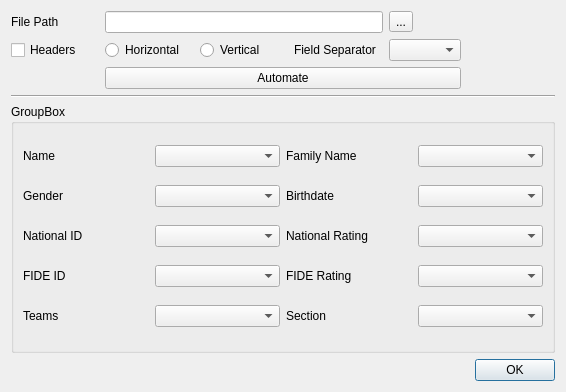
This is src/forms/addgroupdialog.ui in SunWithIssues/ChessFerret as Qt 5 draws it before an edit. The edited form follows.
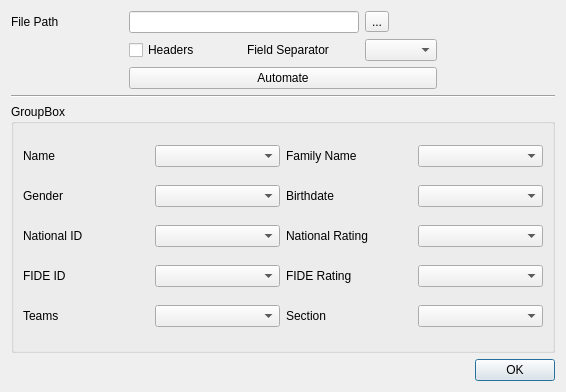
This is the edited form.

Diff of the .ui file:
```diff
--- a/src/forms/addgroupdialog.ui
+++ b/src/forms/addgroupdialog.ui
@@ -25,53 +25,18 @@
     </widget>
    </item>
    <item row="0" column="0">
-    <layout class="QGridLayout" name="gridLayout" columnstretch="0,0,0,0,0,0" columnminimumwidth="0,0,0,0,0,0">
-     <item row="1" column="3">
+    <layout class="QGridLayout" name="gridLayout" columnstretch="0,0,0,0,0">
+     <item row="1" column="2">
       <widget class="QLabel" name="fieldSepLabel">
        <property name="text">
         <string>Field Separator</string>
        </property>
       </widget>
      </item>
-     <item row="1" column="1">
-      <widget class="QRadioButton" name="hRadioButton">
-       <property name="text">
-        <string>Horizontal</string>
-       </property>
-      </widget>
-     </item>
-     <item row="0" column="1" colspan="3">
+     <item row="0" column="1" colspan="2">
       <widget class="QLineEdit" name="filePathEdit"/>
      </item>
-     <item row="3" column="0" colspan="6">
-      <widget class="Line" name="line">
-       <property name="orientation">
-        <enum>Qt::Orientation::Horizontal</enum>
-       </property>
-      </widget>
-     </item>
-     <item row="1" column="2">
-      <widget class="QRadioButton" name="vRadioButton">
-       <property name="text">
-        <string>Vertical</string>
-       </property>
-      </widget>
-     </item>
-     <item row="1" column="0">
-      <widget class="QCheckBox" name="headersCheckBox">
-       <property name="text">
-        <string>Headers</string>
-       </property>
-      </widget>
-     </item>
-     <item row="0" column="0">
-      <widget class="QLabel" name="filePathLabel">
-       <property name="text">
-        <string>File Path</string>
-       </property>
-      </widget>
-     </item>
-     <item row="4" column="0" colspan="6">
+     <item row="4" column="0" colspan="5">
       <widget class="QGroupBox" name="groupBox">
        <property name="title">
         <string>GroupBox</string>
@@ -180,7 +145,35 @@
        </layout>
       </widget>
      </item>
-     <item row="0" column="4">
+     <item row="3" column="0" colspan="5">
+      <widget class="Line" name="line">
+       <property name="orientation">
+        <enum>Qt::Orientation::Horizontal</enum>
+       </property>
+      </widget>
+     </item>
+     <item row="2" column="1" colspan="3">
+      <widget class="QPushButton" name="autoButton">
+       <property name="text">
+        <string>Automate</string>
+       </property>
+      </widget>
+     </item>
+     <item row="0" column="0">
+      <widget class="QLabel" name="filePathLabel">
+       <property name="text">
+        <string>File Path</string>
+       </property>
+      </widget>
+     </item>
+     <item row="1" column="1">
+      <widget class="QCheckBox" name="headersCheckBox">
+       <property name="text">
+        <string>Headers</string>
+       </property>
+      </widget>
+     </item>
+     <item row="0" column="3">
       <widget class="QToolButton" name="toolButton">
        <property name="text">
         <string>...</string>
@@ -190,16 +183,9 @@
        </property>
       </widget>
      </item>
-     <item row="1" column="4">
+     <item row="1" column="3">
       <widget class="QComboBox" name="fieldSepComboBox"/>
      </item>
-     <item row="2" column="1" colspan="4">
-      <widget class="QPushButton" name="autoButton">
-       <property name="text">
-        <string>Automate</string>
-       </property>
-      </widget>
-     </item>
     </layout>
    </item>
   </layout>
```
